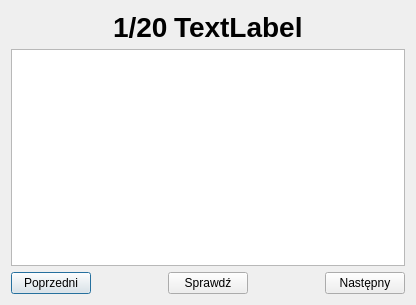
First picture: the form in WordMIX/LearnWord.ui, repository gchlebus/WordMIX, before the edit.
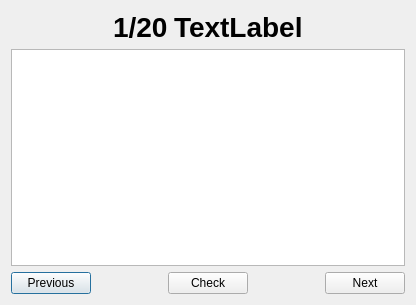
Second picture: the form after the edit.

Commit message: Translate uis to eng.

What changed in the file:
```diff
--- a/WordMIX/LearnWord.ui
+++ b/WordMIX/LearnWord.ui
@@ -86,7 +86,7 @@
      <item>
       <widget class="QPushButton" name="previousButton">
        <property name="text">
-        <string>Poprzedni</string>
+        <string>Previous</string>
        </property>
       </widget>
      </item>
@@ -106,7 +106,7 @@
      <item>
       <widget class="QPushButton" name="checkButton">
        <property name="text">
-        <string>Sprawdź</string>
+        <string>Check</string>
        </property>
       </widget>
      </item>
@@ -126,7 +126,7 @@
      <item>
       <widget class="QPushButton" name="nextButton">
        <property name="text">
-        <string>Następny</string>
+        <string>Next</string>
        </property>
       </widget>
      </item>
```
Left out of the diff: 2 changed lines with no effect on the pictures. The commit also changes 3 other files.
